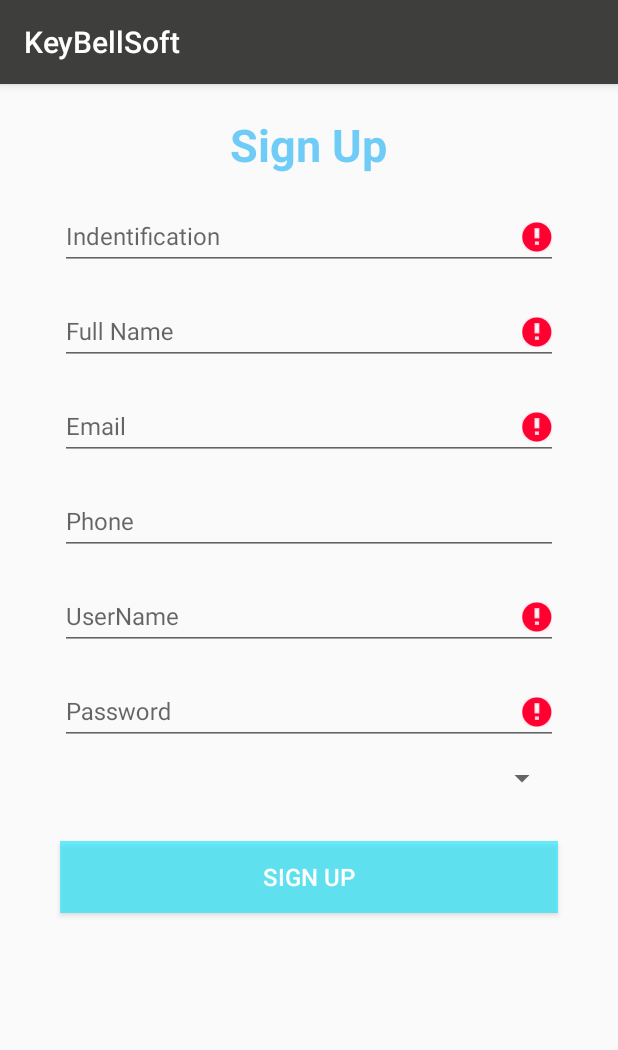
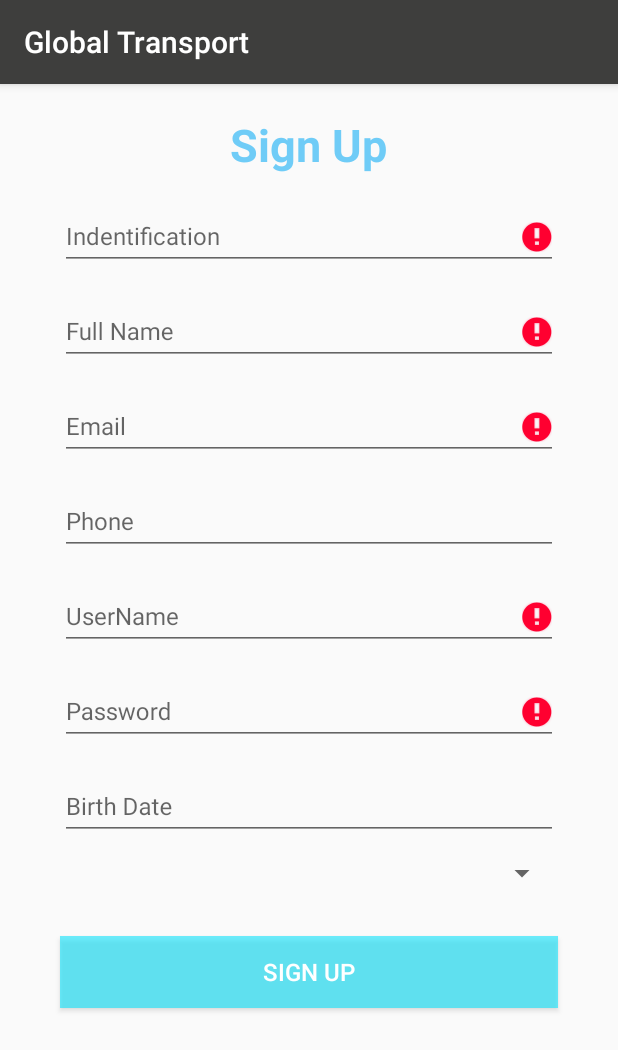
Before and after one commit to fabian7593/KBS-Android-Parse-Login-Example, an Android app: the SignUpActivity screen opened directly, with no data from a screen before it, after a tap on "SIGN UP", on a phone screen of 412 x 824 dp. Shown: the top 1050 px of the screen. Run offline under Robolectric (Android 15) with nearby library versions, the phone set to English and light mode, and no system bars; libraries missing offline, so code that uses them is left out: com.rey.material, com.wdullaer.materialdatetimepicker; plain views replace Button, Spinner; 3 statements that could not run were skipped.

```diff
--- a/app/build.gradle
+++ b/app/build.gradle
@@ -29,4 +29,5 @@ dependencies {
     compile 'com.android.support:cardview-v7:23.0.1'
     compile 'com.android.support:support-v4:23.0.0'
     compile 'com.android.support:design:23.0.0'
+    compile 'com.wdullaer:materialdatetimepicker:1.5.4'
 }
--- a/app/src/main/java/General/StaticsEntities.java
+++ b/app/src/main/java/General/StaticsEntities.java
@@ -29,6 +29,7 @@ public class StaticsEntities {
     public static final String USER_PHONE="phone1";
     public static final String USER_USERTYPE="userType";
     public static final String USER_FULLNAME="fullName";
+    public static final String USER_BIRTHDATE="birthDate";
 
 
     //UserType
--- a/app/src/main/java/com/keybellsoft/parseexample/SignUpActivity.java
+++ b/app/src/main/java/com/keybellsoft/parseexample/SignUpActivity.java
@@ -1,12 +1,13 @@
 package com.keybellsoft.parseexample;
 
+import android.content.DialogInterface;
 import android.os.Bundle;
 import android.support.v7.app.AppCompatActivity;
+import android.view.MotionEvent;
 import android.view.View;
 import android.widget.ArrayAdapter;
 import android.widget.Button;
 import android.widget.EditText;
-import android.widget.Spinner;
 import android.widget.Toast;
 
 import com.parse.FindCallback;
@@ -16,8 +17,15 @@ import com.parse.ParseQuery;
 import com.parse.ParseRelation;
 import com.parse.ParseUser;
 import com.parse.SignUpCallback;
+import com.rey.material.widget.Spinner;
+import com.wdullaer.materialdatetimepicker.date.DatePickerDialog;
 
+import java.text.DateFormat;
+import java.text.SimpleDateFormat;
 import java.util.ArrayList;
+import java.util.Calendar;
+import java.util.Date;
+import java.util.GregorianCalendar;
 import java.util.List;
 
 import General.StaticsEntities;
@@ -36,16 +44,16 @@ public class SignUpActivity extends AppCompatActivity implements
         View.OnClickListener{
 
     //the global variables of class, instance components, and others
-    private String tableUserType = StaticsEntities.USERTYPE;
+    private static String tableUserType = StaticsEntities.USERTYPE;
     private EditText editTextViewIdentification;
     private EditText editTextViewFullName;
     private EditText editTextViewEmail;
     private EditText editTextViewPhone;
     private EditText editTextViewUsername;
+    private EditText editTextBirthDateSignUp;
     private EditText editTextViewPassword;
-    private Spinner spinnerViewUserType;
+    private com.rey.material.widget.Spinner spinnerViewUserType;
     private Button buttonViewSignUp;
-
 
     //Principal method
     protected void onCreate(Bundle savedInstanceState) {
@@ -63,29 +71,116 @@ public class SignUpActivity extends AppCompatActivity implements
         editTextViewPhone = (EditText) findViewById(R.id.phone1SignUp);
         editTextViewUsername = (EditText) findViewById(R.id.userSignUp);
         editTextViewPassword = (EditText) findViewById(R.id.passwordSignUp);
-        spinnerViewUserType = (Spinner) findViewById(R.id.userTypeSignUp);
+        spinnerViewUserType = (com.rey.material.widget.Spinner) findViewById(R.id.userTypeSignUp);
+        // spinnerViewUserType.setAdapter(null);
+        editTextBirthDateSignUp = (EditText) findViewById(R.id.birthDateSignUp);
+
+        spinnerViewUserType.setOnItemSelectedListener(new com.rey.material.widget.Spinner.OnItemSelectedListener() {
+            @Override
+            public void onItemSelected(com.rey.material.widget.Spinner adapterView, View view, int i, long id) {
+                insertUserType();
+            }
+        });
         buttonViewSignUp = (Button) findViewById(R.id.buttonSignUp);
         buttonViewSignUp.setOnClickListener(this);
+
+
+        editTextBirthDateSignUp.setOnTouchListener(new View.OnTouchListener() {
+            @Override
+            public boolean onTouch(View v, MotionEvent event) {
+
+                if (event.getAction() == MotionEvent.ACTION_UP) {
+
+                    Calendar now = Calendar.getInstance();
+                    now.getTime();
+
+                    DatePickerDialog dpd = DatePickerDialog.newInstance(new DatePickerDialog.OnDateSetListener() {
+                                                                            @Override
+                                                                            public void onDateSet(DatePickerDialog datePickerDialog, int i, int i1, int i2) {
+
+                                                                                GregorianCalendar calendar = new GregorianCalendar();
+                                                                                calendar.set(i, i1, i2);
+                                                                                Date selectedDate = calendar.getTime();
+                                                                                DateFormat df = new SimpleDateFormat("dd/MM/yyyy");
+                                                                                String finalDate = df.format(selectedDate);
+                                                                                editTextBirthDateSignUp.setText(finalDate);
+
+                                                                            }
+
+                                                                        },
+                            now.get(Calendar.YEAR),
+                            now.get(Calendar.MONTH),
+                            now.get(Calendar.DAY_OF_MONTH));
+
+                    dpd.setThemeDark(false);
+                    //dpd.setMaxDate(Calendar.getInstance());
+                    dpd.setOnCancelListener(new DialogInterface.OnCancelListener() {
+                        @Override
+                        public void onCancel(DialogInterface dialogInterface) {
+                        }
+                    });
+                    dpd.show(getFragmentManager(), "Datepickerdialog");
+                }
+                return false;
+            }
+        });
+
     }
 
     @Override
     public void onClick(View v) {
         if (v == buttonViewSignUp) {
-            if(requiredFields()) {
-                insertUser();
+            if (requiredFields()) {
+                insertUser(insertUserType());
+            }
+            else{
+                Toast.makeText(SignUpActivity.this,R.string.generalRequired, Toast.LENGTH_LONG).show();
             }
         }
     }
 
+
+    //Verified the required fieldsof the layout
+    private Boolean requiredFields() {
+        Boolean couldSave = true;
+        if (editTextViewUsername.getText().toString().length() == 0) {
+            couldSave = false;
+            editTextViewUsername.setError(getString(R.string.generalRequiredFields));
+        }
+
+        if (editTextViewIdentification.getText().toString().length() == 0) {
+            couldSave = false;
+            editTextViewIdentification.setError(getString(R.string.generalRequiredFields));
+        }
+
+        if (editTextViewFullName.getText().toString().length() == 0) {
+            couldSave = false;
+            editTextViewFullName.setError(getString(R.string.generalRequiredFields));
+        }
+
+        if (editTextViewEmail.getText().toString().length() == 0) {
+            couldSave = false;
+            editTextViewEmail.setError(getString(R.string.generalRequiredFields));
+        }
+
+        if (editTextViewPassword.getText().toString().length() == 0) {
+            couldSave = false;
+            editTextViewPassword.setError(getString(R.string.generalRequiredFields));
+        }
+
+        return couldSave;
+    }
+
+
     //charge user types in spinner of user types
-    public static final List<String> itemSpinner = new ArrayList<String>();
-    public void chargueUserTypes()
-    {
+    private static List<String> itemSpinner = new ArrayList<String>();
+
+    public void chargueUserTypes() {
         ParseQuery<ParseObject> query = new ParseQuery<>(tableUserType);
-        //  query.whereNotEqualTo(StaticsEntities.GENERAL_OBJECTID,"Pm5QAlPCMz");
+        query.whereNotEqualTo(StaticsEntities.GENERAL_OBJECTID, "Pm5QAlPCMz");
         query.findInBackground(new FindCallback<ParseObject>() {
             public void done(List<ParseObject> userTypeList, ParseException e) {
-                Spinner spinnerUserType = (Spinner) findViewById(R.id.userTypeSignUp);
+                com.rey.material.widget.Spinner spinnerUserType = (com.rey.material.widget.Spinner) findViewById(R.id.userTypeSignUp);
                 if (e == null) {
                     itemSpinner.add(SignUpActivity.this.getResources().getString(R.string.generalSpinnerDefault));
                     for (int x = 0; x < userTypeList.size(); x++) {
@@ -103,14 +198,15 @@ public class SignUpActivity extends AppCompatActivity implements
                 }
             }
         });
+        itemSpinner.clear();
     }
 
 
+    //get the user type selected to insert in user when the user has saved.
+    private static ParseObject objectUserType = null;
 
-    //get the user type selected to insert in user when the user has saved.
-    private static ParseObject objectUserType=null;
-    private ParseObject insertUserType()
-    {
+    private ParseObject insertUserType() {
+        if (objectUserType == null) {
             ParseQuery<ParseObject> query = new ParseQuery<>(tableUserType);
             query.whereEqualTo(StaticsEntities.USERTYPE_USERTYPENAME, spinnerViewUserType.getSelectedItem());
             query.findInBackground(new FindCallback<ParseObject>() {
@@ -125,52 +221,14 @@ public class SignUpActivity extends AppCompatActivity implements
                 }
             });
             return objectUserType;
+        } else {
+            return objectUserType;
         }
-
-
-    //Verified the required fieldsof the layout
-    private Boolean requiredFields()
-    {
-        Boolean couldSave=true;
-        if(editTextViewUsername.getText().toString().length() == 0)
-        {
-            couldSave=false;
-            editTextViewUsername.setError(getString(R.string.generalRequiredFields));
-        }
-
-        if(editTextViewIdentification.getText().toString().length() == 0)
-        {
-            couldSave=false;
-            editTextViewIdentification.setError(getString(R.string.generalRequiredFields));
-        }
-
-        if(editTextViewFullName.getText().toString().length() == 0)
-        {
-            couldSave=false;
-            editTextViewFullName.setError(getString(R.string.generalRequiredFields));
-        }
-
-        if(editTextViewEmail.getText().toString().length() == 0)
-        {
-            couldSave=false;
-            editTextViewEmail.setError(getString(R.string.generalRequiredFields));
-        }
-
-        if(editTextViewPassword.getText().toString().length() == 0)
-        {
-            couldSave=false;
-            editTextViewPassword.setError(getString(R.string.generalRequiredFields));
-        }
-
-        return couldSave;
-
     }
 
     //insert the new user.
-    private void insertUser()
-    {
-        try
-        {
+    private void insertUser(ParseObject objUserTypeToInsert) {
+        try {
             ParseUser userAddObject = new ParseUser();
             userAddObject.setUsername(editTextViewUsername.getText().toString());
             userAddObject.setPassword(editTextViewPassword.getText().toString());
@@ -178,12 +236,20 @@ public class SignUpActivity extends AppCompatActivity implements
             userAddObject.put(StaticsEntities.USER_IDENTIFICATION, editTextViewIdentification.getText().toString());
             userAddObject.put(StaticsEntities.USER_FULLNAME, editTextViewFullName.getText().toString());
             userAddObject.put(StaticsEntities.USER_PHONE, editTextViewPhone.getText().toString());
+
+            SimpleDateFormat formatter = new SimpleDateFormat("dd/MM/yyyy");
+            String dateInString = editTextBirthDateSignUp.getText().toString();
+            if (!dateInString.trim().equals("")) {
+                Date date = formatter.parse(dateInString);
+                userAddObject.put(StaticsEntities.USER_BIRTHDATE, date);
+            }
+
             userAddObject.put(StaticsEntities.USER_ISACTIVE, false);
 
-            ParseObject objUserType=insertUserType();
+            if (objUserTypeToInsert != null) {
                 ParseRelation<ParseObject> relation = userAddObject.getRelation(StaticsEntities.USER_USERTYPE);
-            relation.add(objUserType);
-
+                relation.add(objUserTypeToInsert);
+            }
 
             userAddObject.signUpInBackground(new SignUpCallback() {
                 public void done(ParseException e) {
@@ -191,6 +257,8 @@ public class SignUpActivity extends AppCompatActivity implements
                         //save
                         String insertUser = getString(R.string.signUpUserInsert);
                         Toast.makeText(SignUpActivity.this, insertUser.replace("XX", editTextViewUsername.getText().toString()), Toast.LENGTH_LONG).show();
+
+
                     } else {
                         //error
                         Toast.makeText(SignUpActivity.this, e.toString(), Toast.LENGTH_LONG).show();
@@ -198,10 +266,13 @@ public class SignUpActivity extends AppCompatActivity implements
                 }
             });
 
-        }catch(Exception e){
+            /*new SweetAlertDialog(this, SweetAlertDialog.SUCCESS_TYPE)
+                    .setTitleText(getString(R.string.generalSuccessfull))
+                    .setContentText("se inserto el usuario")
+                    .show();*/
+
+        } catch (Exception e) {
             Toast.makeText(SignUpActivity.this, e.toString(), Toast.LENGTH_LONG).show();
         }
     }
-
-
 }
--- a/app/src/main/res/layout/activity_login.xml
+++ b/app/src/main/res/layout/activity_login.xml
@@ -8,7 +8,7 @@
     android:focusable="true"
     android:focusableInTouchMode="true"
     android:orientation="vertical"
-    tools:context="com.keybellsoft.parseexample.LoginActivity">
+    tools:context="com.coorporacionzanella.taximetro.LoginActivity">
 
     <TextView
         android:layout_width="250dp"
--- a/app/src/main/res/layout/activity_signup.xml
+++ b/app/src/main/res/layout/activity_signup.xml
@@ -12,7 +12,7 @@
         android:focusable="true"
         android:focusableInTouchMode="true"
         android:orientation="vertical"
-        tools:context="com.keybellsoft.parseexample.LoginActivity">
+        tools:context="com.coorporacionzanella.taximetro.LoginActivity">
 
         <TextView
             android:layout_width="250dp"
@@ -38,7 +38,8 @@
                 android:layout_width="fill_parent"
                 android:layout_height="wrap_content"
                 android:hint="@string/signUpLblIdentification"
-                android:inputType="number"
+                android:inputType="textPhonetic"
+
                 android:textSize="@dimen/h3" />
         </android.support.design.widget.TextInputLayout>
 
@@ -54,7 +55,7 @@
                 android:layout_width="fill_parent"
                 android:layout_height="wrap_content"
                 android:hint="@string/signUpLblFullName"
-                android:inputType="textPersonName"
+                android:inputType="textCapSentences"
                 android:textSize="@dimen/h3" />
         </android.support.design.widget.TextInputLayout>
 
@@ -125,6 +126,26 @@
         </android.support.design.widget.TextInputLayout>
 
 
+        <android.support.design.widget.TextInputLayout
+            android:layout_width="match_parent"
+            android:layout_height="wrap_content"
+            android:gravity="center"
+            android:textSize="@dimen/h3"
+            android:layout_marginLeft="@dimen/normal_component_margin_lateral"
+            android:layout_marginRight="@dimen/normal_component_margin_lateral"
+            android:layout_marginTop="@dimen/normal_edit_text_margin_top">
+
+            <EditText
+                android:id="@+id/birthDateSignUp"
+                android:layout_width="match_parent"
+                android:layout_height="match_parent"
+                android:focusableInTouchMode="false"
+                android:hint="@string/signUpLblBirthDate"
+                android:textSize="@dimen/h3"/>
+
+        </android.support.design.widget.TextInputLayout>
+
+
         <com.rey.material.widget.Spinner
             android:id="@+id/userTypeSignUp"
             android:layout_width="match_parent"
@@ -153,7 +174,12 @@
             app:spn_labelEnable="true"
             app:spn_labelPadding="6dp"
             app:spn_labelTextColor="@color/colorAccent"
-            app:spn_labelTextSize="@dimen/h5" />
+            app:spn_labelTextSize="@dimen/h5"
+            app:spn_labelEllipsize="end"
+            app:spn_popupItemAnimOffset="120"
+            app:spn_popupItemAnimation="@anim/abc_slide_in_bottom"
+
+            />
 
 
         <com.rey.material.widget.Button
```
Also changed, not shown: app/src/main/java/com/keybellsoft/parseexample/LoginActivity.java (+5 -2 lines), app/src/main/res/values/strings.xml (+15 -3 lines), 2 other files. Lines whose indentation alone changed are shown as unchanged.
